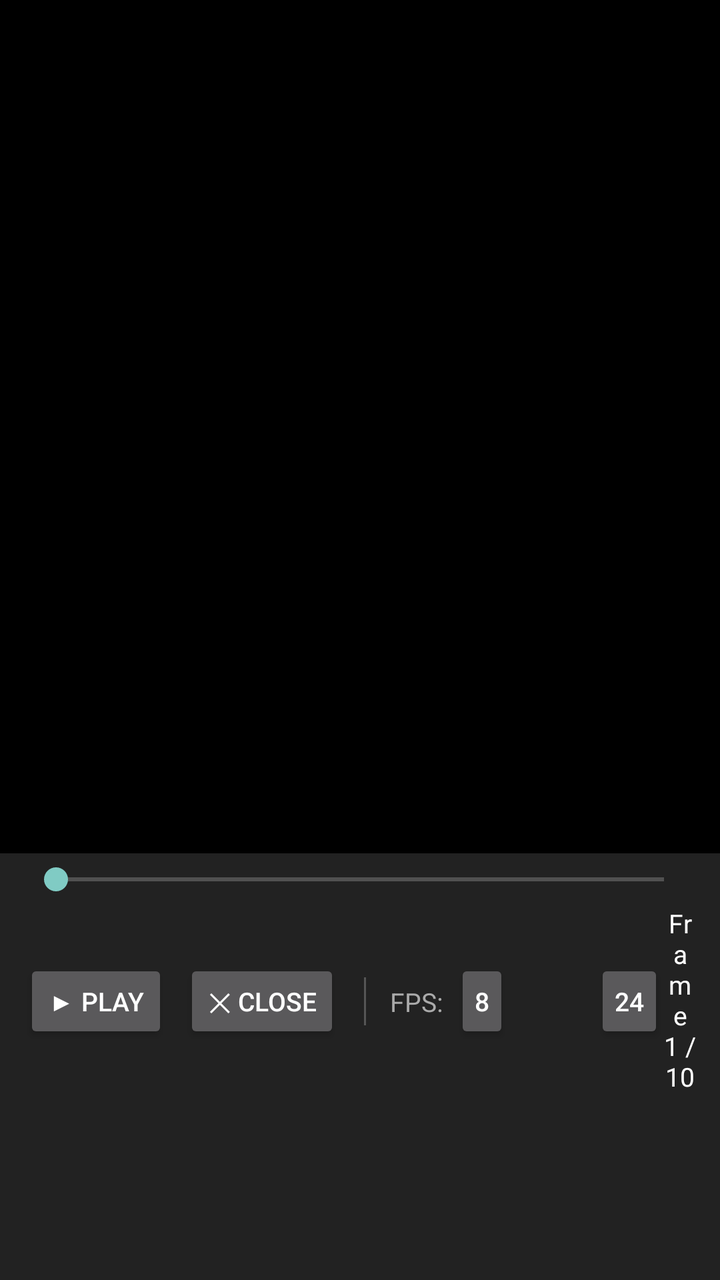
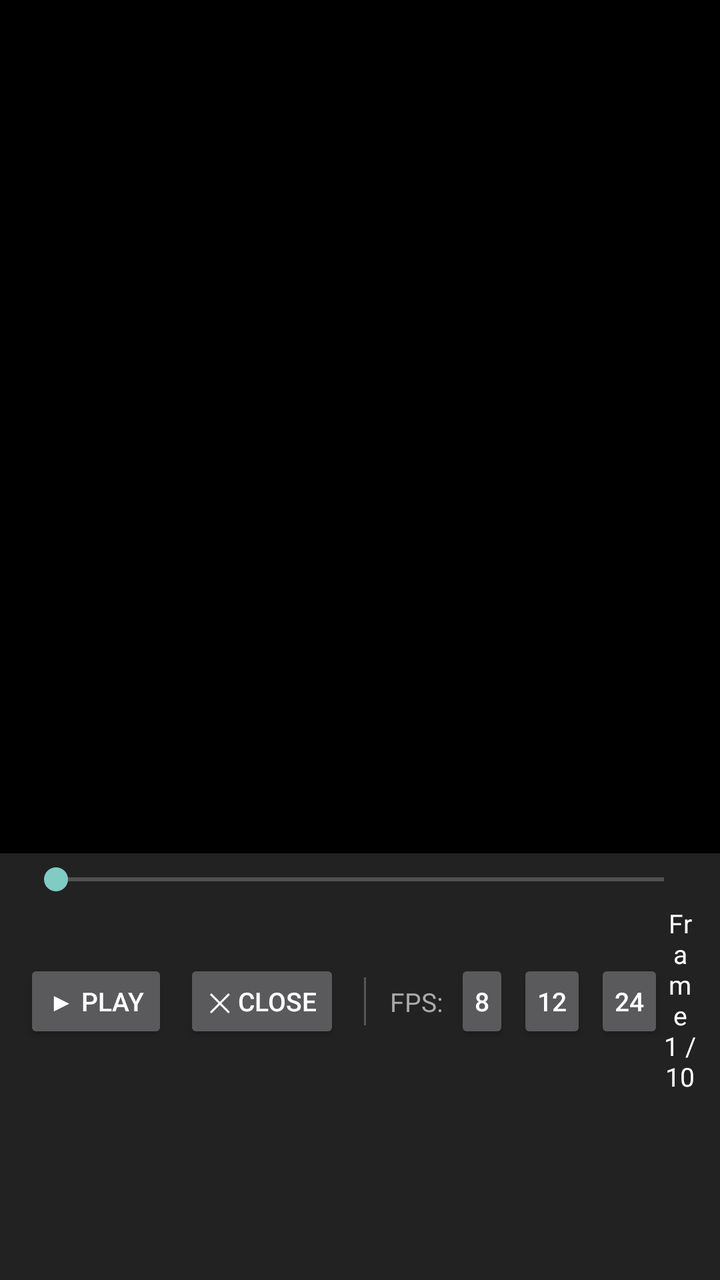

Two renders of the same Android screen: before a commit and after it. Below are the layout's source before the change and the commit's diff.
<!-- AndroidManifest.xml: activity theme Theme.AppCompat.NoActionBar -->
<!-- res/layout/activity_frame_preview.xml -->
<?xml version="1.0" encoding="utf-8"?>
<LinearLayout
    xmlns:android="http://schemas.android.com/apk/res/android"
    android:layout_width="match_parent"
    android:layout_height="match_parent"
    android:orientation="vertical"
    android:background="#000000">

    
    <ImageView
        android:id="@+id/previewImageView"
        android:layout_width="match_parent"
        android:layout_height="0dp"
        android:layout_weight="2"
        android:scaleType="fitCenter"
        android:background="#000000" />

    
    <LinearLayout
        android:layout_width="match_parent"
        android:layout_height="0dp"
        android:layout_weight="1"
        android:orientation="vertical"
        android:background="#222222"
        android:paddingStart="12dp"
        android:paddingEnd="12dp"
        android:paddingTop="4dp"
        android:paddingBottom="4dp"
        android:gravity="top">

        

        
        <SeekBar
            android:id="@+id/frameSeekBar"
            android:layout_width="match_parent"
            android:layout_height="wrap_content"
            android:layout_marginBottom="4dp" />

        
        <LinearLayout
            android:layout_width="match_parent"
            android:layout_height="wrap_content"
            android:orientation="horizontal"
            android:gravity="center">

            <Button
                android:id="@+id/playButton"
                android:layout_width="wrap_content"
                android:layout_height="42dp"
                android:text="▶ Play"
                android:textSize="13sp"
                android:paddingStart="12dp"
                android:paddingEnd="12dp"
                android:minWidth="0dp"
                android:minHeight="0dp" />

            <Button
                android:id="@+id/closeButton"
                android:layout_width="wrap_content"
                android:layout_height="42dp"
                android:text="✕ Close"
                android:textSize="13sp"
                android:paddingStart="12dp"
                android:paddingEnd="12dp"
                android:minWidth="0dp"
                android:minHeight="0dp"
                android:layout_marginStart="8dp" />

            
            <View
                android:layout_width="1dp"
                android:layout_height="24dp"
                android:background="#555555"
                android:layout_marginStart="12dp"
                android:layout_marginEnd="12dp" />

            <TextView
                android:layout_width="wrap_content"
                android:layout_height="wrap_content"
                android:text="FPS:"
                android:textColor="#AAAAAA"
                android:textSize="13sp"
                android:layout_marginEnd="6dp" />

            <Button
                android:id="@+id/fps8Button"
                android:layout_width="wrap_content"
                android:layout_height="42dp"
                android:text="8"
                android:textSize="13sp"
                android:paddingStart="10dp"
                android:paddingEnd="10dp"
                android:minWidth="0dp"
                android:minHeight="0dp" />

            <Button
                android:id="@+id/fps12Button"
                android:layout_width="wrap_content"
                android:layout_height="w2dp"
                android:text="12"
                android:textSize="13sp"
                android:paddingStart="10dp"
                android:paddingEnd="10dp"
                android:minWidth="0dp"
                android:minHeight="0dp"
                android:layout_marginStart="4dp" />

            <Button
                android:id="@+id/fps24Button"
                android:layout_width="wrap_content"
                android:layout_height="42dp"
                android:text="24"
                android:textSize="13sp"
                android:paddingStart="10dp"
                android:paddingEnd="10dp"
                android:minWidth="0dp"
                android:minHeight="0dp"
                android:layout_marginStart="4dp" />

        <TextView
            android:id="@+id/frameCounter"
            android:layout_width="match_parent"
            android:layout_height="wrap_content"
            android:text="Frame 1 / 10"
            android:textColor="#FFFFFF"
            android:textSize="13sp"
            android:gravity="center"
            android:paddingBottom="2dp" />

        </LinearLayout>

    </LinearLayout>

</LinearLayout>
<!-- resources referenced by this layout -->
<resources>

</resources>

<!-- the commit's change to res/layout/activity_frame_preview.xml (unified diff, before → after) -->
@@ -97,7 +97,7 @@
             <Button
                 android:id="@+id/fps12Button"
                 android:layout_width="wrap_content"
-                android:layout_height="w2dp"
+                android:layout_height="42dp"
                 android:text="12"
                 android:textSize="13sp"
                 android:paddingStart="10dp"
